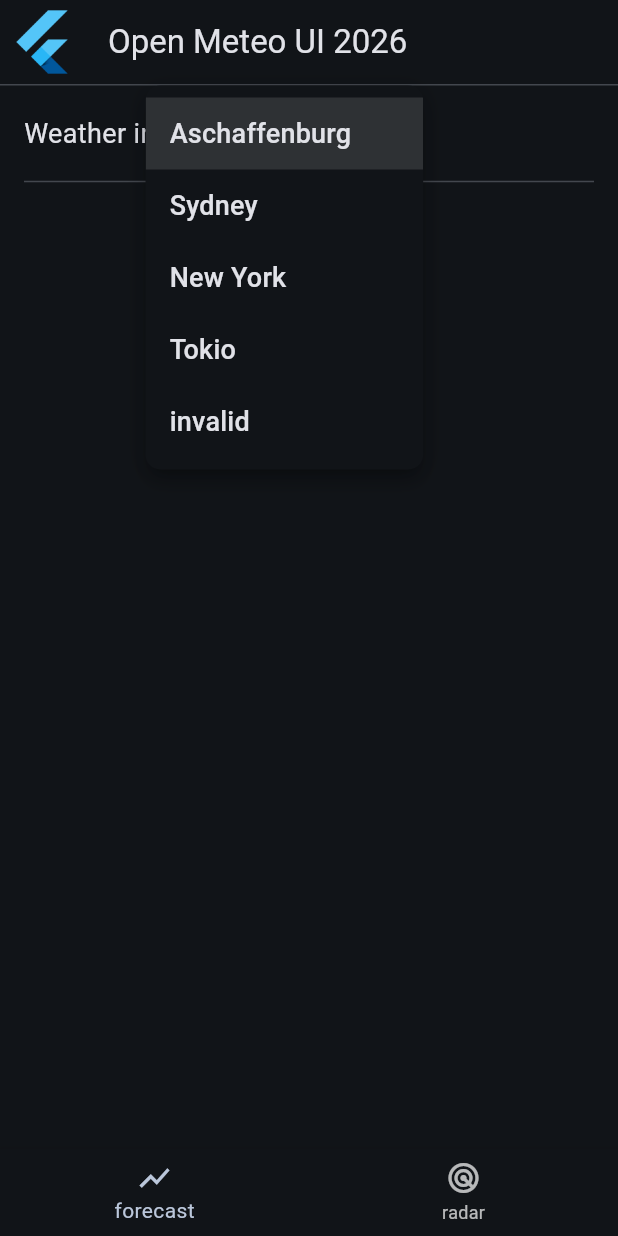
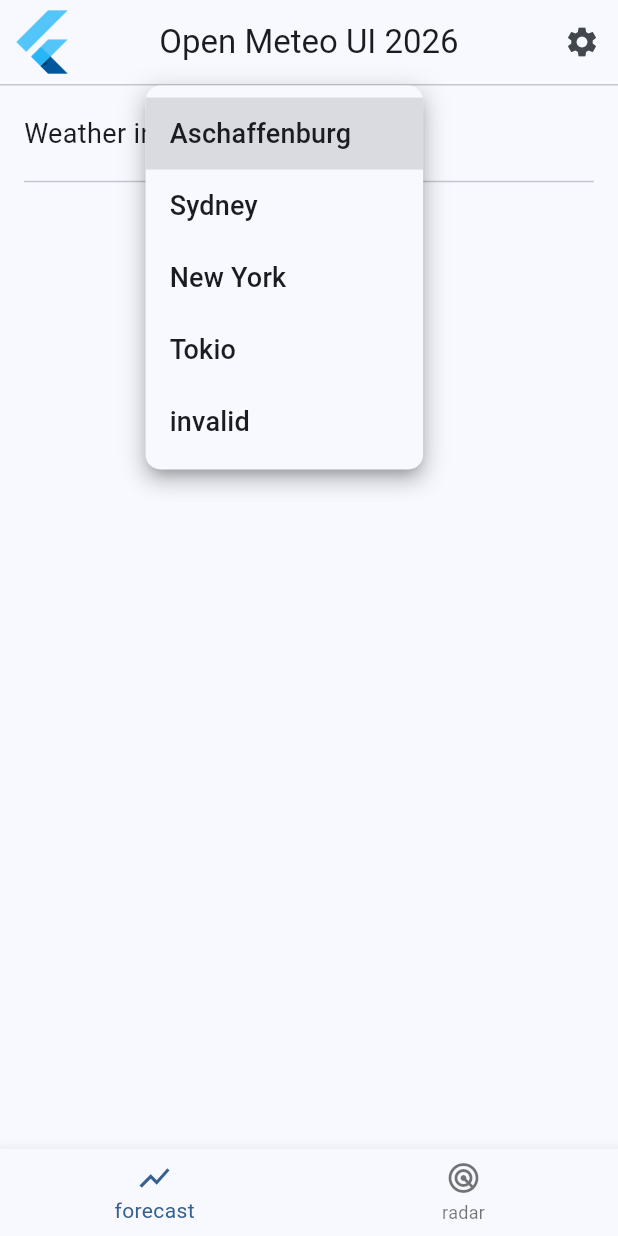
Before and after one commit to fdg-2026/open_meteo_ui_2026, a Flutter app: the screen it shows after launch, after a tap on "Aschaffenburg", on a phone screen of 412 x 824 dp. Run offline on Flutter 3.47's test engine with Material 3 defaults, Android fonts, the phone set to English and light mode, and no system bars; our stand-ins replace get_it, shared_preferences, timezone; missing offline and left inert: lat_lng_to_timezone, moon_phase; network calls fail; statements that could not run were skipped.

Commit message:
settings added to let user select light or dark theme

```diff
--- a/lib/home_page.dart
+++ b/lib/home_page.dart
@@ -3,6 +3,7 @@
 import 'forecast/forecast_page.dart';
 import 'forecast/forecast_provider.dart';
 import 'location/location_provider.dart';
+import 'settings/settings_page.dart';
 
 class HomePage extends StatefulWidget {
   const HomePage({
@@ -39,6 +40,18 @@
           padding: const EdgeInsets.all(6.0),
           child: Image.asset('assets/images/flutter_logo.png'),
         ),
+        actions: [
+          IconButton(
+            onPressed: () {
+              Navigator.push(
+                context,
+                MaterialPageRoute(builder: (context) => SettingsPage()),
+              );
+            },
+            icon: Icon(Icons.settings),
+          ),
+        ],
+
         bottom: PreferredSize(
           preferredSize: Size.fromHeight(1.0),
           child: Divider(height: 1, thickness: 1),
--- a/lib/main.dart
+++ b/lib/main.dart
@@ -1,10 +1,12 @@
 import 'package:flutter/material.dart';
 import 'package:get_it/get_it.dart';
 import 'package:open_meteo_ui_2026/forecast/forecast_provider.dart';
+import 'package:shared_preferences/shared_preferences.dart';
 
 import 'astro/astro_provider.dart';
 import 'home_page.dart';
 import 'location/location_provider.dart';
+import 'settings/settings_provider.dart';
 
 void main() async {
   _locationProvider = LocationProvider();
@@ -14,14 +16,39 @@
   var astroProvider = AstroProvider(_locationProvider);
   await astroProvider.updateTimes();
   GetIt.instance.registerSingleton<AstroProvider>(astroProvider);
+
+  // without next line you get on Android the error "FlutterError (Binding has not yet been initialized ...)"
+  WidgetsFlutterBinding.ensureInitialized();
+  var sharedPrefsInstance = await SharedPreferences.getInstance();
+  GetIt.instance.registerSingleton<SharedPreferences>(sharedPrefsInstance);
+
   runApp(const MyApp());
 }
 
 late LocationProvider _locationProvider;
 late ForecastProvider _forecastProvider;
 
-class MyApp extends StatelessWidget {
+class MyApp extends StatefulWidget {
   const MyApp({super.key});
+
+  @override
+  State<MyApp> createState() => _MyAppState();
+}
+
+class _MyAppState extends State<MyApp> {
+  late SettingsProvider settingsProvider;
+
+  @override
+  void initState() {
+    settingsProvider = SettingsProvider(callbackOnSettingsChange: refresh);
+    GetIt.instance.registerSingleton<SettingsProvider>(settingsProvider);
+
+    super.initState();
+  }
+
+  void refresh() {
+    setState(() {});
+  }
 
   @override
   Widget build(BuildContext context) {
@@ -38,7 +65,7 @@
           brightness: Brightness.dark,
         ),
       ),
-      themeMode: ThemeMode.dark,
+      themeMode: settingsProvider.settings.themeMode,
       home: HomePage(
         locationProvider: _locationProvider,
         forecastProvider: _forecastProvider,
--- /dev/null
+++ b/lib/settings/settings_data.dart
@@ -0,0 +1,38 @@
+import 'package:flutter/material.dart';
+
+class SettingsData {
+  SettingsData();
+
+  bool isDirty = false;
+
+  bool? _useDarkTheme;
+  bool? get useDarkTheme => _useDarkTheme;
+  set useDarkTheme(bool? value) {
+    if (value != _useDarkTheme) {
+      _useDarkTheme = value;
+      isDirty = true;
+    }
+  }
+
+  ThemeMode get themeMode {
+    var result = ThemeMode.system;
+    if (useDarkTheme != null) {
+      result = useDarkTheme! ? ThemeMode.dark : ThemeMode.light;
+    }
+    return result;
+  }
+
+  // Object -> Map
+  Map<String, dynamic> toJson() {
+    return {"useDarkTheme": useDarkTheme};
+  }
+
+  // Map -> Object
+  factory SettingsData.fromJson(Map<String, dynamic> json) {
+    var result = SettingsData();
+    if (json["useDarkTheme"] != null && json["useDarkTheme"] is bool) {
+      result._useDarkTheme = json["themeModeAsString"];
+    }
+    return result;
+  }
+}
--- /dev/null
+++ b/lib/settings/settings_provider.dart
@@ -0,0 +1,35 @@
+import 'dart:convert';
+import 'package:get_it/get_it.dart';
+import 'package:shared_preferences/shared_preferences.dart';
+
+import 'settings_data.dart';
+
+class SettingsProvider {
+  SettingsProvider({required this.callbackOnSettingsChange}) {
+    sharedPrefsInstance = GetIt.instance<SharedPreferences>();
+    loadSettings();
+  }
+
+  final Function() callbackOnSettingsChange;
+  late SharedPreferences sharedPrefsInstance;
+
+  late SettingsData _settings;
+  SettingsData get settings => _settings;
+
+  void loadSettings() {
+    _settings = SettingsData();
+    String? storedSettings = sharedPrefsInstance.getString("settings");
+    if (storedSettings != null) {
+      var json = jsonDecode(storedSettings);
+      _settings = SettingsData.fromJson(json);
+    }
+  }
+
+  void saveSettings() {
+    if (_settings.isDirty) {
+      sharedPrefsInstance.setString("settings", jsonEncode(_settings.toJson()));
+      _settings.isDirty = false;
+      callbackOnSettingsChange();
+    }
+  }
+}
--- a/pubspec.yaml
+++ b/pubspec.yaml
@@ -40,6 +40,7 @@
   intl: ^0.20.2
   moon_phase: ^1.1.3
   get_it: ^9.2.1
+  shared_preferences: ^2.5.5
 
 dev_dependencies:
   flutter_test:
```
Also changed, not shown: lib/settings/settings_page.dart (added, +68 -0 lines), pubspec.lock.
